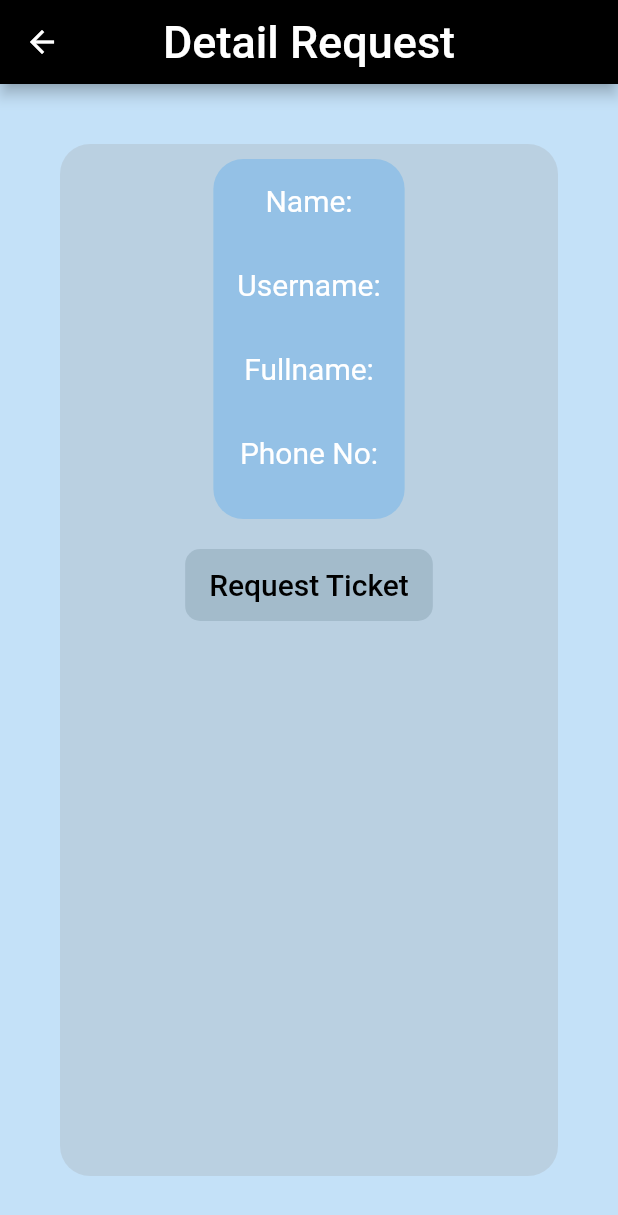
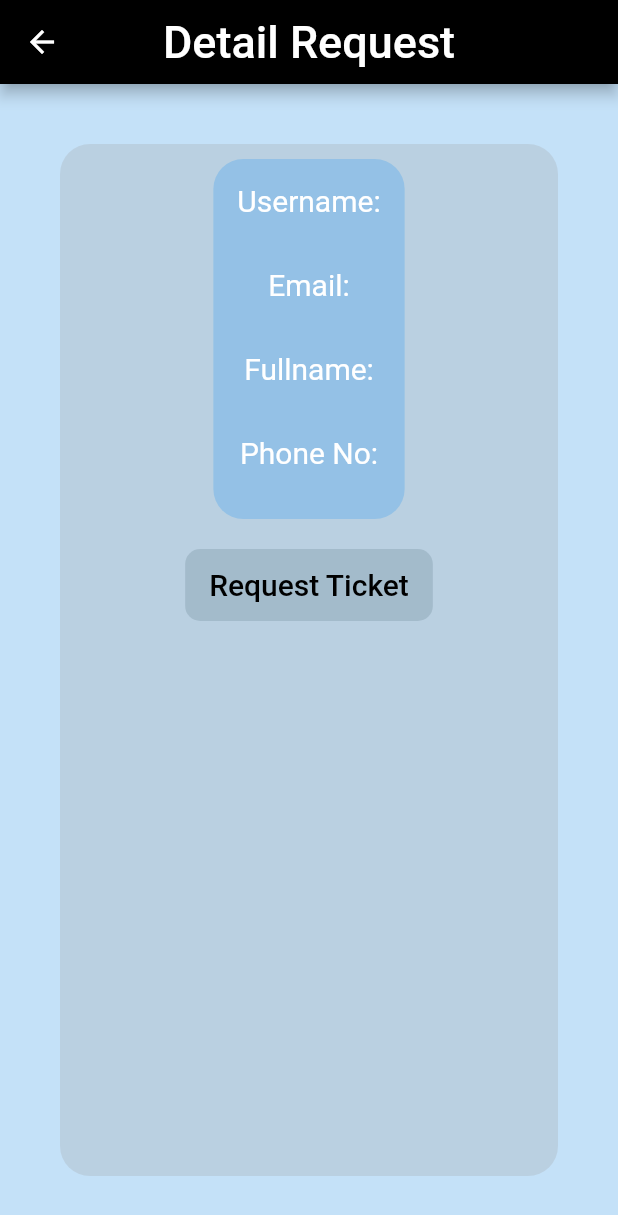
Before and after one commit to alazwan7/virquesystem, a Flutter app: the HomeScreen screen opened directly, after a tap on "Request Ticket No.", on a phone screen of 412 x 824 dp. Shown: the top 1215 px of the screen. Run offline on Flutter 3.47's test engine with Material 2 defaults, Android fonts, the phone set to English and light mode, and no system bars; our stand-ins replace geolocator, google_maps_flutter, shared_preferences; missing offline and left inert: flutter_polyline_points, grouped_buttons; accounts and stored records are empty; network calls fail.

```diff
--- a/lib/Customers/homemenu.dart
+++ b/lib/Customers/homemenu.dart
@@ -32,7 +32,7 @@ class homeScreenState extends State<HomeScreen> {
           height: 56,
           child: RaisedButton(
               child: Text('Request Ticket No.', style: TextStyle(color: Colors.white, fontSize: 20, fontFamily: '')),
-              color: Colors.grey,
+              color: Colors.black,
 
               shape: RoundedRectangleBorder(
                   borderRadius: BorderRadius.circular(50)
@@ -58,7 +58,7 @@ class homeScreenState extends State<HomeScreen> {
           height: 56,
           child: RaisedButton(
               child: Text('Display Ticket No.', style: TextStyle(color: Colors.white, fontSize: 20, fontFamily: '')),
-              color: Colors.grey,
+              color: Colors.black,
 
               shape: RoundedRectangleBorder(
                   borderRadius: BorderRadius.circular(50)
@@ -84,7 +84,7 @@ class homeScreenState extends State<HomeScreen> {
           height: 56,
           child: RaisedButton(
               child: Text('Visitor Stat Today', style: TextStyle(color: Colors.white, fontSize: 20, fontFamily: '')),
-              color: Colors.grey,
+              color: Colors.black,
               shape: RoundedRectangleBorder(
                   borderRadius: BorderRadius.circular(50)
               ),
@@ -108,7 +108,7 @@ class homeScreenState extends State<HomeScreen> {
           height: 56,
           child: RaisedButton(
               child: Text('Notification', style: TextStyle(color: Colors.white, fontSize: 20, fontFamily: '')),
-              color: Colors.grey,
+              color: Colors.black,
 
               shape: RoundedRectangleBorder(
                   borderRadius: BorderRadius.circular(50)
@@ -134,7 +134,7 @@ class homeScreenState extends State<HomeScreen> {
               centerTitle: true,
 
               title: Text("Home Menu", style: TextStyle(color: Colors.white, fontSize: 30, fontFamily: '')),
-              backgroundColor: Colors.grey,
+              backgroundColor: Colors.black,
 
               leading: GestureDetector(
                 onTap: () async {
@@ -150,7 +150,17 @@ class homeScreenState extends State<HomeScreen> {
 
 
 
-          body: Center(
+          body: Container(
+            decoration: new BoxDecoration(
+                color: Colors.blue.withOpacity(0.25),
+                borderRadius: new BorderRadius.only(
+                  topLeft: const Radius.circular(20.0),
+                  topRight: const Radius.circular(20.0),
+                  bottomLeft: const Radius.circular(20.0),
+                  bottomRight: const Radius.circular(20.0),
+                )
+            ),
+            child: Center(
               child: ListView(
 
               shrinkWrap: false,
@@ -159,7 +169,7 @@ class homeScreenState extends State<HomeScreen> {
                 DrawerHeader(
 
                     decoration: BoxDecoration(
-                    color: Colors.grey,
+                      color: Colors.black,
 
                     ),
                     child: Container(
@@ -191,6 +201,7 @@ class homeScreenState extends State<HomeScreen> {
               ],
             ),
             ),
+          ),
 
           ),
       );
--- a/lib/request/requestpage.dart
+++ b/lib/request/requestpage.dart
@@ -78,7 +78,7 @@ class _requestPageState extends State<requestPage> {
                                     padding: const EdgeInsets.all(8.0),
                                     child: Column(
                                       children: [
-                                        Text("Name:", style: TextStyle(color: Colors.white, fontSize: 20, fontFamily: '')),
+                                        Text("Username:", style: TextStyle(color: Colors.white, fontSize: 20, fontFamily: '')),
                                         Text(currentUser!=null ? currentUser.name : "", textAlign: TextAlign.center,
                                           style: new TextStyle(color: Colors.black, fontSize: 15, fontFamily: ''),
                                         ),
@@ -91,7 +91,7 @@ class _requestPageState extends State<requestPage> {
                                     padding: const EdgeInsets.all(8.0),
                                     child: Column(
                                       children: [
-                                        Text("Username:", style: TextStyle(color: Colors.white, fontSize: 20, fontFamily: '')),
+                                        Text("Email:", style: TextStyle(color: Colors.white, fontSize: 20, fontFamily: '')),
                                         Text(currentUser!=null ? currentUser.email  : "", textAlign: TextAlign.center,
                                           style: new TextStyle(color: Colors.black, fontSize: 15, fontFamily: ''),
                                         ),
```
Also changed, not shown: lib/Customers/userdashboard.dart (+10 -2 lines), lib/Customers/userprofile.dart (+86 -6 lines). Lines whose indentation alone changed are shown as unchanged.
